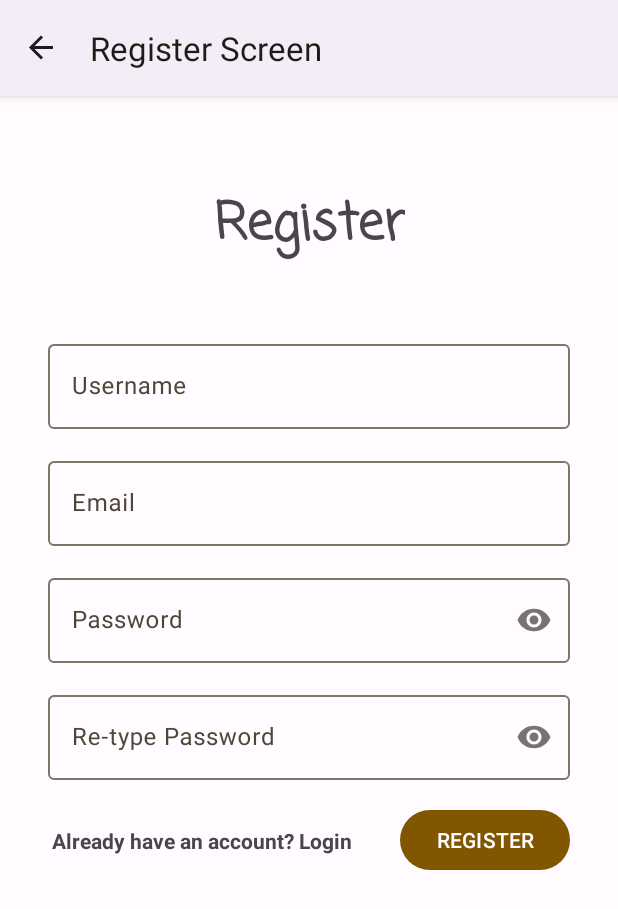
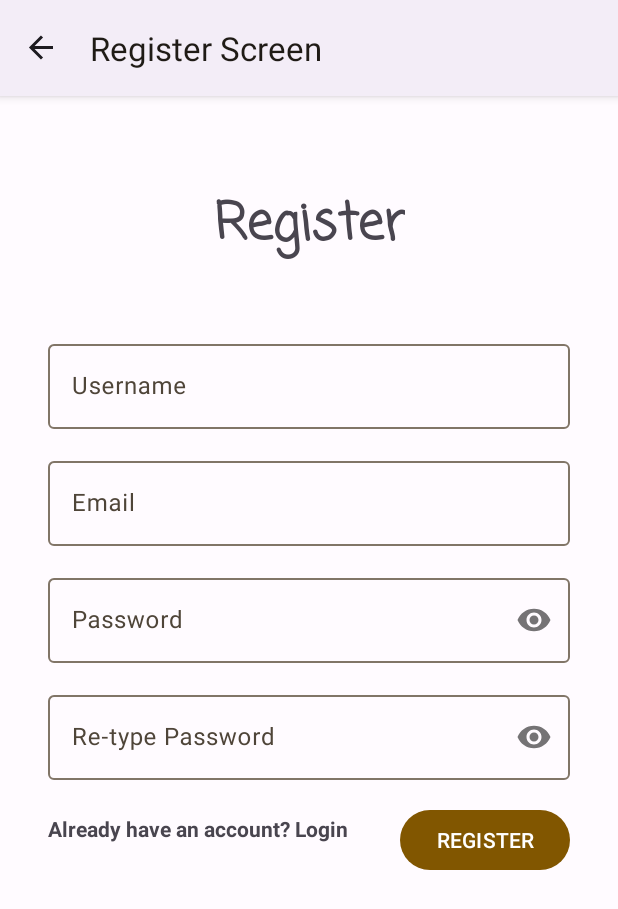
Before and after one commit to stevennchristopher/FinalProjectAdv, an Android app: the SignUpFragment screen opened through its navigation route, on a phone screen of 412 x 824 dp. Shown: the top 909 px of the screen. Run offline under Robolectric (Android 15) with nearby library versions, the phone set to English and light mode, and no system bars; our stand-ins replace Volley, data binding, navigation-ui.

Commit message:
sign up done?

```diff
--- a/app/src/main/java/com/example/advuts160421001/model/UserDao.kt
+++ b/app/src/main/java/com/example/advuts160421001/model/UserDao.kt
@@ -9,7 +9,7 @@ import androidx.room.Query
 @Dao
 interface UserDao {
     @Insert(onConflict = OnConflictStrategy.REPLACE)
-    fun insertAll(users: List<User>)
+    fun insertAll(user: User)
 
     @Query("SELECT * FROM user WHERE id= :id")
     fun getUserDetail(id:Int): User
--- a/app/src/main/java/com/example/advuts160421001/view/Interfaces.kt
+++ b/app/src/main/java/com/example/advuts160421001/view/Interfaces.kt
@@ -12,3 +12,8 @@ interface SignButtonClick {
     fun onSignInButtonClick(v: View)
     fun toSignUpButtonClick(v: View)
 }
+
+interface SignUpButtonClick {
+    fun onRegisterButtonClick(v: View)
+    fun toSignInButtonClick(v: View)
+}
--- a/app/src/main/java/com/example/advuts160421001/view/MainActivity.kt
+++ b/app/src/main/java/com/example/advuts160421001/view/MainActivity.kt
@@ -7,6 +7,7 @@ import androidx.navigation.fragment.NavHostFragment
 import androidx.navigation.ui.NavigationUI
 import com.example.advuts160421001.R
 import com.example.advuts160421001.databinding.ActivityMainBinding
+import com.example.advuts160421001.model.HobbyDatabase
 
 class MainActivity : AppCompatActivity() {
     private lateinit var databinding: ActivityMainBinding
@@ -17,6 +18,8 @@ class MainActivity : AppCompatActivity() {
         val view = databinding.root
         setContentView(view)
 
+//        HobbyDatabase.invoke(this)
+
         navController = (supportFragmentManager.findFragmentById(R.id.hostFragment) as NavHostFragment).navController
         NavigationUI.setupActionBarWithNavController(this, navController)
     }
@@ -24,5 +27,4 @@ class MainActivity : AppCompatActivity() {
     override fun onSupportNavigateUp(): Boolean {
         return navController.navigateUp()
     }
-
 }
--- a/app/src/main/res/layout/fragment_sign_up.xml
+++ b/app/src/main/res/layout/fragment_sign_up.xml
@@ -2,6 +2,12 @@
 <layout xmlns:android="http://schemas.android.com/apk/res/android"
     xmlns:app="http://schemas.android.com/apk/res-auto"
     xmlns:tools="http://schemas.android.com/tools">
+    <data>
+        <variable name="user" type="com.example.advuts160421001.model.User" />
+        <variable
+            name="listener"
+            type="com.example.advuts160421001.view.SignUpButtonClick" />
+    </data>
 
     <androidx.constraintlayout.widget.ConstraintLayout
         android:layout_width="match_parent"
@@ -12,12 +18,14 @@
             android:id="@+id/txtSignIn"
             android:layout_width="wrap_content"
             android:layout_height="wrap_content"
-        android:layout_marginEnd="32dp"
+            android:layout_marginStart="32dp"
+            android:onClick="@{listener::toSignInButtonClick}"
             android:text="Already have an account? Login"
             android:textStyle="bold"
             app:layout_constraintBottom_toBottomOf="@+id/btnRegister"
-        app:layout_constraintEnd_toStartOf="@+id/btnRegister"
-        app:layout_constraintTop_toTopOf="@+id/btnRegister" />
+            app:layout_constraintStart_toStartOf="parent"
+            app:layout_constraintTop_toBottomOf="@+id/textInputLayout6"
+            app:layout_constraintVertical_bias="0.511" />
 
         <TextView
         android:id="@+id/textView3"
@@ -47,7 +55,8 @@
         <com.google.android.material.textfield.TextInputEditText
             android:id="@+id/txtInputRegUsername"
             android:layout_width="match_parent"
-            android:layout_height="wrap_content" />
+            android:layout_height="wrap_content"
+            android:text="@{user.username}"/>
     </com.google.android.material.textfield.TextInputLayout>
 
     <com.google.android.material.textfield.TextInputLayout
@@ -65,7 +74,8 @@
         <com.google.android.material.textfield.TextInputEditText
             android:id="@+id/txtInputRegEmail"
             android:layout_width="match_parent"
-            android:layout_height="wrap_content" />
+            android:layout_height="wrap_content"
+            android:text="@{user.email}"/>
     </com.google.android.material.textfield.TextInputLayout>
 
     <com.google.android.material.textfield.TextInputLayout
@@ -85,7 +95,8 @@
             android:id="@+id/txtInputRegPassword"
             android:layout_width="match_parent"
             android:layout_height="wrap_content"
-            android:password="true" />
+            android:password="true"
+            android:text="@{user.password}"/>
     </com.google.android.material.textfield.TextInputLayout>
 
     <com.google.android.material.textfield.TextInputLayout
@@ -105,7 +116,7 @@
             android:id="@+id/txtInputRegRePassword"
             android:layout_width="match_parent"
             android:layout_height="wrap_content"
-            android:password="true" />
+            android:password="true"/>
     </com.google.android.material.textfield.TextInputLayout>
 
     <Button
@@ -115,6 +126,7 @@
         android:layout_marginTop="16dp"
         android:layout_marginEnd="32dp"
         android:text="REGISTER"
+        android:onClick="@{listener::onRegisterButtonClick}"
         app:layout_constraintEnd_toEndOf="parent"
         app:layout_constraintTop_toBottomOf="@+id/textInputLayout6" />
 </androidx.constraintlayout.widget.ConstraintLayout>
```
Also changed, not shown: app/src/main/java/com/example/advuts160421001/view/SignUpFragment.kt (+59 -2 lines). Lines whose indentation alone changed are shown as unchanged.
